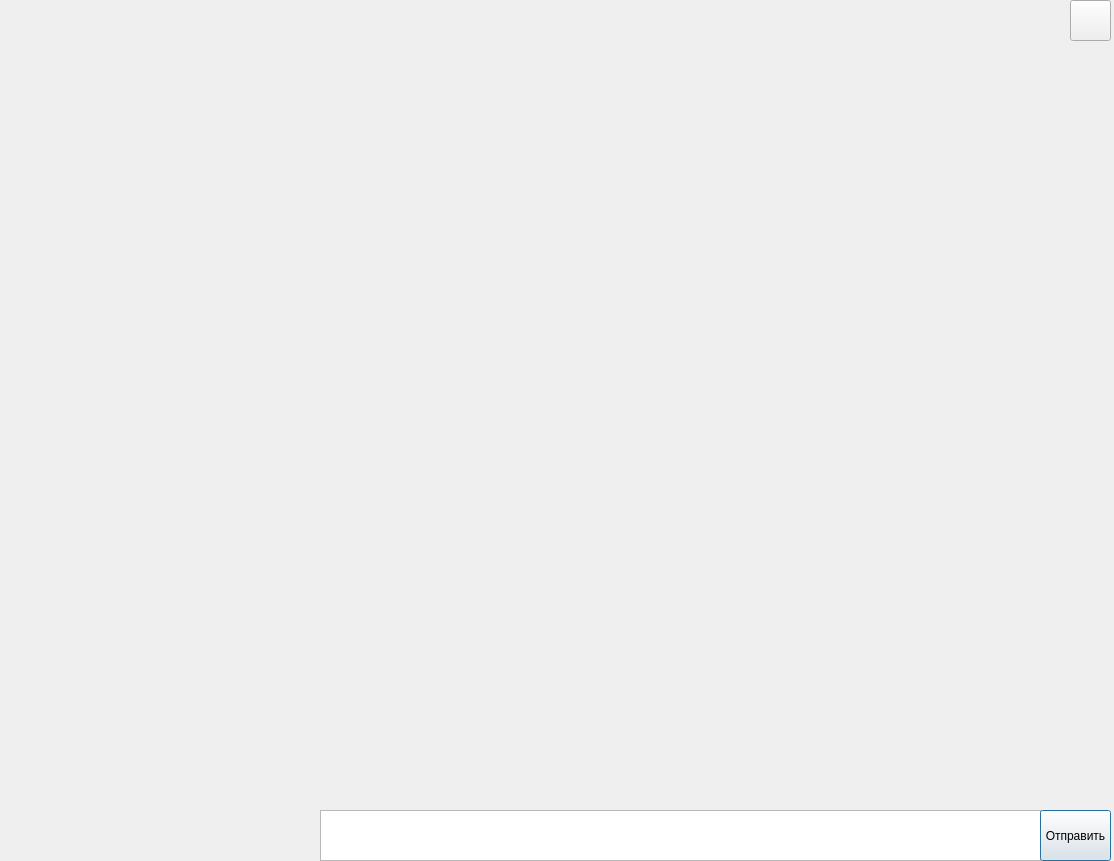
The window that mainform.ui (rutraq/Messanger) describes before a commit, drawn with Qt 5.
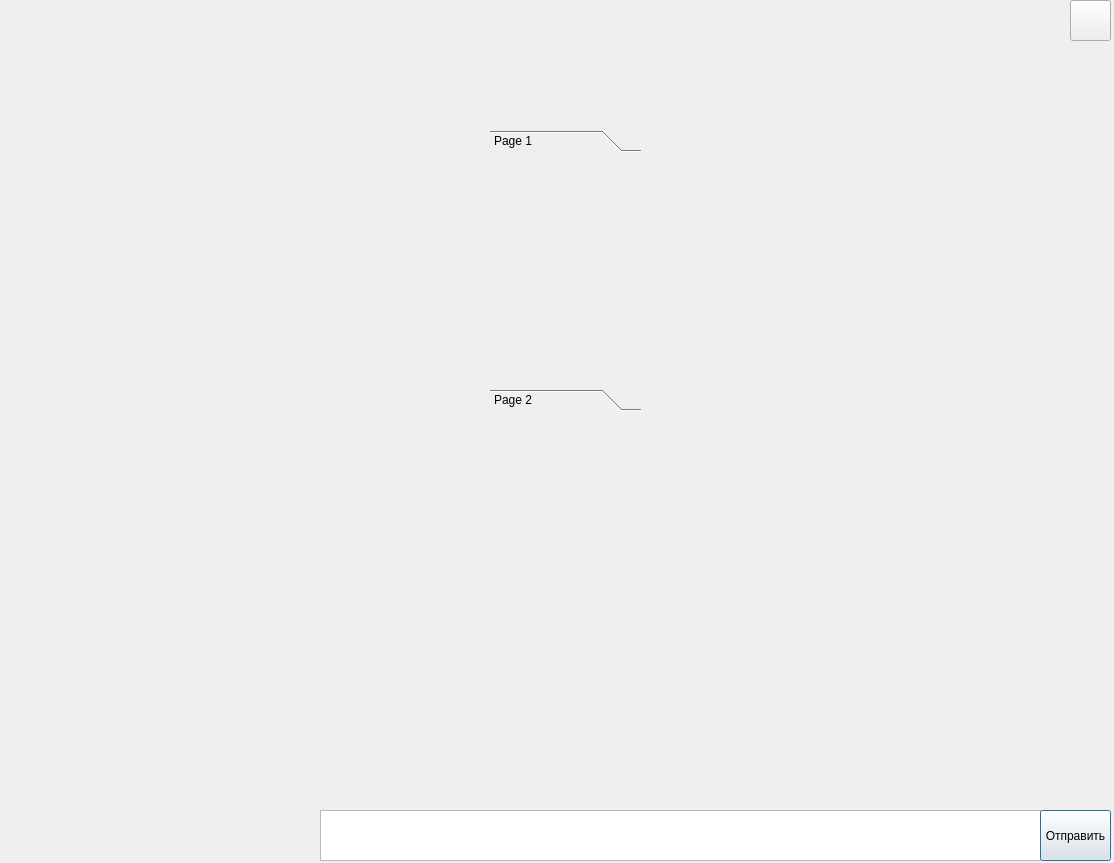
The same window after the commit.

Commit message: friends buttons

What changed in the file:
```diff
--- a/mainform.ui
+++ b/mainform.ui
@@ -7,7 +7,7 @@
     <x>0</x>
     <y>0</y>
     <width>1114</width>
-    <height>861</height>
+    <height>863</height>
    </rect>
   </property>
   <property name="windowTitle">
@@ -47,10 +47,10 @@
   <widget class="QLabel" name="label">
    <property name="geometry">
     <rect>
-     <x>330</x>
-     <y>0</y>
-     <width>771</width>
-     <height>791</height>
+     <x>850</x>
+     <y>20</y>
+     <width>181</width>
+     <height>191</height>
     </rect>
    </property>
    <property name="text">
@@ -85,6 +85,45 @@
     </property>
    </layout>
   </widget>
+  <widget class="QToolBox" name="toolBox">
+   <property name="geometry">
+    <rect>
+     <x>490</x>
+     <y>130</y>
+     <width>151</width>
+     <height>281</height>
+    </rect>
+   </property>
+   <property name="currentIndex">
+    <number>0</number>
+   </property>
+   <widget class="QWidget" name="page">
+    <property name="geometry">
+     <rect>
+      <x>0</x>
+      <y>0</y>
+      <width>151</width>
+      <height>219</height>
+     </rect>
+    </property>
+    <attribute name="label">
+     <string>Page 1</string>
+    </attribute>
+   </widget>
+   <widget class="QWidget" name="page_2">
+    <property name="geometry">
+     <rect>
+      <x>0</x>
+      <y>0</y>
+      <width>1061</width>
+      <height>769</height>
+     </rect>
+    </property>
+    <attribute name="label">
+     <string>Page 2</string>
+    </attribute>
+   </widget>
+  </widget>
  </widget>
  <resources/>
  <connections/>
```
Left out of the diff: 3 changed lines with no effect on the pictures. The commit also changes 2 other files.
